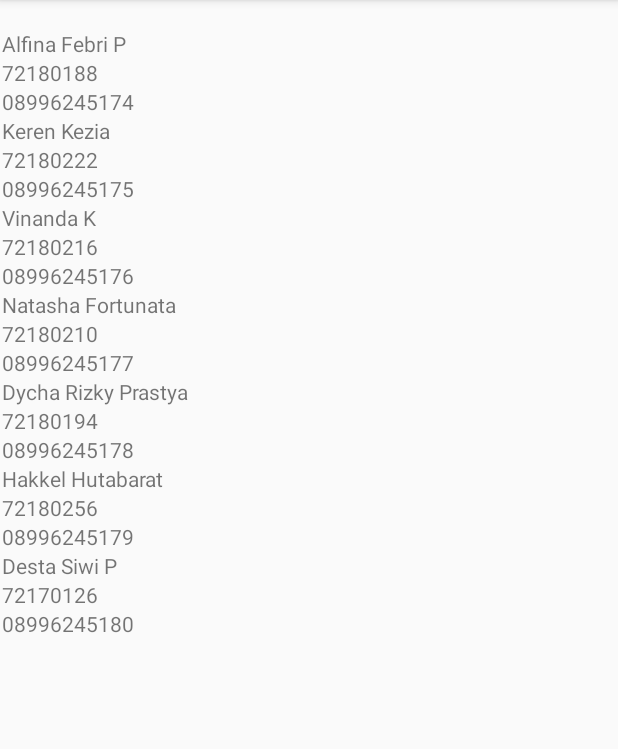
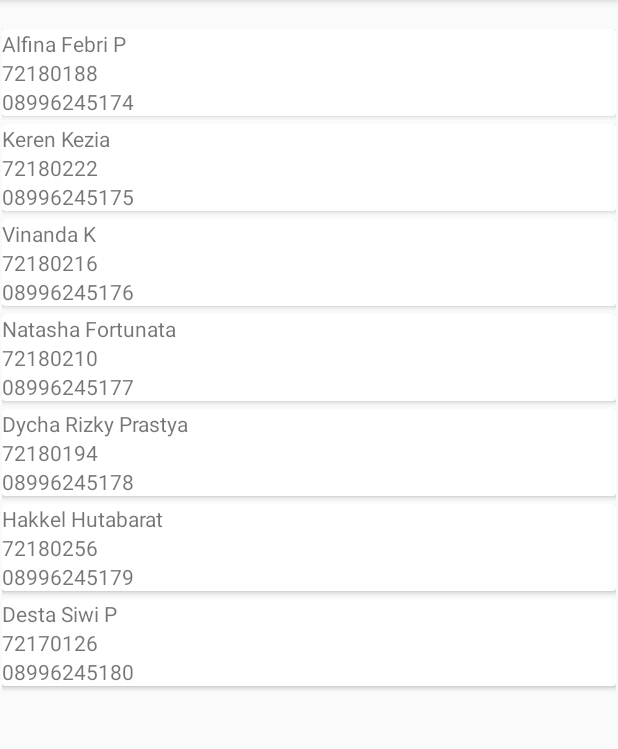
Before and after one commit to whosfeena/Progmob-fina, an Android app: the RecyclerActivity screen opened directly, with no data from a screen before it, on a phone screen of 412 x 824 dp, the part 84-833 px from its top. Run offline under Robolectric (Android 15) with nearby library versions, the phone set to English and light mode, and no system bars.

Commit message:
cardview

```diff
--- a/app/build.gradle
+++ b/app/build.gradle
@@ -30,5 +30,5 @@ dependencies {
     androidTestImplementation 'androidx.test.ext:junit:1.1.2'
     androidTestImplementation 'androidx.test.espresso:espresso-core:3.3.0'
     implementation "androidx.recyclerview:recyclerview:1.1.0"
-
+    implementation "androidx.cardview:cardview:1.0.0"
 }
--- a/app/src/main/AndroidManifest.xml
+++ b/app/src/main/AndroidManifest.xml
@@ -9,7 +9,7 @@
         android:roundIcon="@mipmap/ic_launcher_round"
         android:supportsRtl="true"
         android:theme="@style/AppTheme">
-        <activity android:name=".Pertemuan3.RecyclerActivity"></activity>
+        <activity android:name=".Model.RecyclerActivity"></activity>
         <activity android:name=".Pertemuan3.ListActivity" />
         <activity android:name=".ProteinTracker" />
         <activity android:name=".HelpActivity" />
--- a/app/src/main/java/com/example/progmobtugas/Adapter/MahasiswaRecycleAdapter.java
+++ b/app/src/main/java/com/example/progmobtugas/Adapter/MahasiswaRecycleAdapter.java
@@ -37,7 +37,7 @@ public class MahasiswaRecycleAdapter extends RecyclerView.Adapter<MahasiswaRecyc
     @NonNull
     @Override
     public ViewHolder onCreateViewHolder(@NonNull ViewGroup parent, int viewType) {
-        View v = LayoutInflater.from(context).inflate(R.layout.item_list_recycler,parent,false);
+        View v = LayoutInflater.from(context).inflate(R.layout.item_list_cardview,parent,false);
         return new ViewHolder(v);
 
     }
--- a/app/src/main/java/com/example/progmobtugas/MainActivity.java
+++ b/app/src/main/java/com/example/progmobtugas/MainActivity.java
@@ -10,7 +10,7 @@ import android.widget.EditText;
 import android.widget.TextView;
 
 import com.example.progmobtugas.Pertemuan3.ListActivity;
-import com.example.progmobtugas.Pertemuan3.RecyclerActivity;
+import com.example.progmobtugas.Model.RecyclerActivity;
 
 public class MainActivity extends AppCompatActivity {
 
@@ -30,6 +30,7 @@ public class MainActivity extends AppCompatActivity {
         Button btnList = (Button) findViewById(R.id.btnListView);
         Button btnRecycler = (Button) findViewById(R.id.btnRecyclerView);
         Button btnCard = (Button) findViewById(R.id.btnCardView);
+
 
         //action
         txtView.setText(R.string.text_hello_world);
@@ -78,5 +79,6 @@ public class MainActivity extends AppCompatActivity {
                 startActivity(intent);
             }
         });
+
     }
 }
--- a/app/src/main/java/com/example/progmobtugas/Pertemuan3/RecyclerActivity.java
+++ b/app/src/main/java/com/example/progmobtugas/Model/RecyclerActivity.java
@@ -1,4 +1,4 @@
-package com.example.progmobtugas.Pertemuan3;
+package com.example.progmobtugas.Model;
 
 import androidx.appcompat.app.AppCompatActivity;
 import androidx.recyclerview.widget.LinearLayoutManager;
@@ -7,7 +7,6 @@ import androidx.recyclerview.widget.RecyclerView;
 import android.os.Bundle;
 
 import com.example.progmobtugas.Adapter.MahasiswaRecycleAdapter;
-import com.example.progmobtugas.Model.Mahasiswa;
 import com.example.progmobtugas.R;
 
 import java.util.ArrayList;
--- a/app/src/main/res/layout/activity_recycler.xml
+++ b/app/src/main/res/layout/activity_recycler.xml
@@ -4,7 +4,7 @@
     xmlns:tools="http://schemas.android.com/tools"
     android:layout_width="match_parent"
     android:layout_height="match_parent"
-    tools:context=".Pertemuan3.RecyclerActivity">
+    tools:context=".Model.RecyclerActivity">
 
     <androidx.recyclerview.widget.RecyclerView
         android:id="@+id/rvLatihan"
--- /dev/null
+++ b/app/src/main/res/layout/item_list_cardview.xml
@@ -0,0 +1,54 @@
+<?xml version="1.0" encoding="utf-8"?>
+<LinearLayout xmlns:android="http://schemas.android.com/apk/res/android"
+    xmlns:app="http://schemas.android.com/apk/res-auto"
+    android:layout_width="match_parent"
+    android:layout_height="wrap_content"
+    android:orientation="vertical">
+
+    <androidx.cardview.widget.CardView
+        android:id="@+id/cvMahasiswa"
+        android:layout_width="match_parent"
+        android:layout_height="match_parent"
+        android:layout_marginBottom="5dp">
+
+        <androidx.constraintlayout.widget.ConstraintLayout
+            android:layout_width="match_parent"
+            android:layout_height="wrap_content"
+            android:layout_weight="1">
+
+            <TextView
+                android:id="@+id/tvNama"
+                android:layout_width="match_parent"
+                android:layout_height="wrap_content"
+                android:layout_weight="1"
+                android:text="TextView"
+                app:layout_constraintEnd_toEndOf="parent"
+                app:layout_constraintStart_toStartOf="parent"
+                app:layout_constraintTop_toTopOf="parent" />
+
+            <TextView
+                android:id="@+id/tvNim"
+                android:layout_width="match_parent"
+                android:layout_height="wrap_content"
+                android:layout_weight="1"
+                android:text="TextView"
+                app:layout_constraintEnd_toEndOf="parent"
+                app:layout_constraintStart_toStartOf="parent"
+                app:layout_constraintTop_toBottomOf="@+id/tvNama" />
+
+            <TextView
+                android:id="@+id/tvNoTelp"
+                android:layout_width="match_parent"
+                android:layout_height="wrap_content"
+                android:layout_weight="1"
+                android:text="TextView"
+                app:layout_constraintEnd_toEndOf="parent"
+                app:layout_constraintHorizontal_bias="0.0"
+                app:layout_constraintStart_toStartOf="parent"
+                app:layout_constraintTop_toBottomOf="@+id/tvNim" />
+        </androidx.constraintlayout.widget.ConstraintLayout>
+    </androidx.cardview.widget.CardView>
+    <![CDATA[
+    />
+]]>
+</LinearLayout>
```
